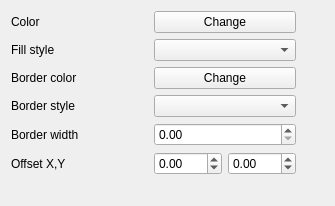
The window that src/ui/symbollayer/widget_simplefill.ui (qgis/QGIS) describes before a commit, drawn with Qt 5.
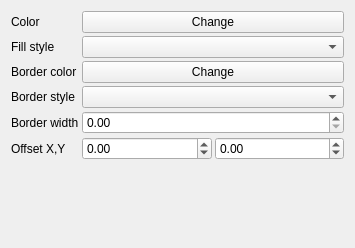
The same window after the commit. Custom widgets are drawn as their Qt base class.

Commit message: Set all symbol ui to use form layout rather then custom grid layout for each one.  More consistent ui.

```diff
--- a/src/ui/symbollayer/widget_simplefill.ui
+++ b/src/ui/symbollayer/widget_simplefill.ui
@@ -6,8 +6,8 @@
    <rect>
     <x>0</x>
     <y>0</y>
-    <width>335</width>
-    <height>206</height>
+    <width>355</width>
+    <height>248</height>
    </rect>
   </property>
   <property name="windowTitle">
@@ -15,7 +15,13 @@
   </property>
   <layout class="QVBoxLayout" name="verticalLayout">
    <item>
-    <layout class="QGridLayout" name="gridLayout">
+    <layout class="QFormLayout" name="formLayout">
+     <property name="horizontalSpacing">
+      <number>3</number>
+     </property>
+     <property name="verticalSpacing">
+      <number>3</number>
+     </property>
      <item row="0" column="0">
       <widget class="QLabel" name="label">
        <property name="text">
@@ -30,22 +36,6 @@
        </property>
       </widget>
      </item>
-     <item row="0" column="2" rowspan="6">
-      <spacer>
-       <property name="orientation">
-        <enum>Qt::Horizontal</enum>
-       </property>
-       <property name="sizeType">
-        <enum>QSizePolicy::Preferred</enum>
-       </property>
-       <property name="sizeHint" stdset="0">
-        <size>
-         <width>28</width>
-         <height>158</height>
-        </size>
-       </property>
-      </spacer>
-     </item>
      <item row="1" column="0">
       <widget class="QLabel" name="label_2">
        <property name="text">
@@ -130,19 +120,6 @@
      </item>
     </layout>
    </item>
-   <item>
-    <spacer>
-     <property name="orientation">
-      <enum>Qt::Vertical</enum>
-     </property>
-     <property name="sizeHint" stdset="0">
-      <size>
-       <width>244</width>
-       <height>21</height>
-      </size>
-     </property>
-    </spacer>
-   </item>
   </layout>
  </widget>
  <customwidgets>
```
The commit also changes 11 other files.
